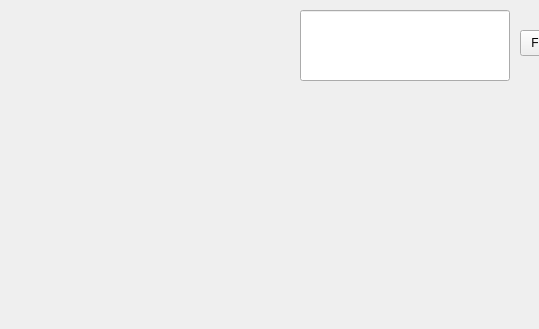
First picture: the form in mainwindow.ui, repository robertsolorzano/zen-weather, before the edit; both pictures show x 0 to 539 and y 0 to 329 of the 800 by 600 pixel window.
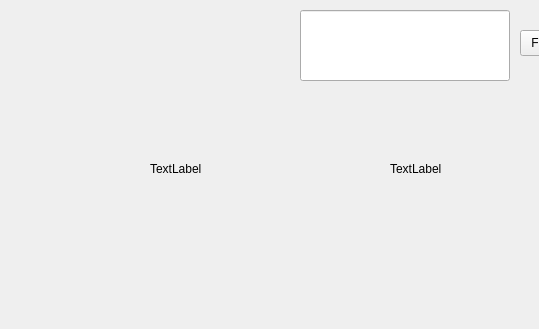
Second picture: the form after the edit.

Commit message:
Improved logic and design
- Added labels to be populated with temp and condition
- Created a bash script to load env and open qt creator while in
  development to prevent hardcoding API
- added .env to .gitignore

Diff of the .ui file:
```diff
--- a/mainwindow.ui
+++ b/mainwindow.ui
@@ -37,6 +37,32 @@
      <string>Fetch Weather</string>
     </property>
    </widget>
+   <widget class="QLabel" name="temperatureLabel">
+    <property name="geometry">
+     <rect>
+      <x>150</x>
+      <y>160</y>
+      <width>58</width>
+      <height>18</height>
+     </rect>
+    </property>
+    <property name="text">
+     <string>TextLabel</string>
+    </property>
+   </widget>
+   <widget class="QLabel" name="descriptionLabel">
+    <property name="geometry">
+     <rect>
+      <x>390</x>
+      <y>160</y>
+      <width>58</width>
+      <height>18</height>
+     </rect>
+    </property>
+    <property name="text">
+     <string>TextLabel</string>
+    </property>
+   </widget>
   </widget>
   <widget class="QMenuBar" name="menubar">
    <property name="geometry">
```
The commit also changes 4 other files.
